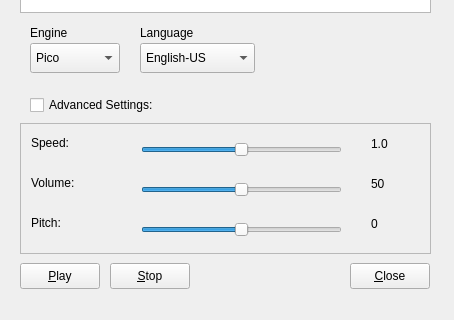
Qt form src/qpicospeaker.ui (Shadowsith/qpicospeaker) before a commit; both pictures show x 0 to 454 and y 226 to 546 of the 454 by 546 pixel window.
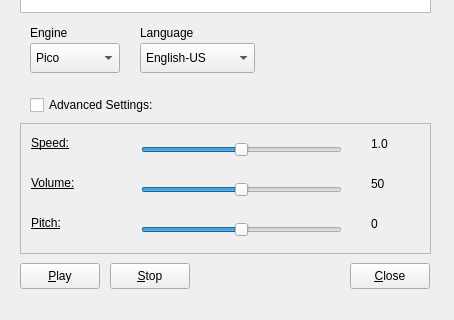
The same form after that commit. Icons and pictures are not drawn.

Diff of the .ui file:
```diff
--- a/src/qpicospeaker.ui
+++ b/src/qpicospeaker.ui
@@ -238,6 +238,11 @@
         <height>18</height>
        </rect>
       </property>
+      <property name="styleSheet">
+       <string notr="true">#lblSpeed {
+	text-decoration: underline
+}</string>
+      </property>
       <property name="text">
        <string>Speed:</string>
       </property>
@@ -267,6 +272,11 @@
         <height>18</height>
        </rect>
       </property>
+      <property name="styleSheet">
+       <string notr="true">#lblPitch {
+	text-decoration: underline
+}</string>
+      </property>
       <property name="text">
        <string>Pitch:</string>
       </property>
@@ -339,6 +349,11 @@
         <height>18</height>
        </rect>
       </property>
+      <property name="styleSheet">
+       <string notr="true">#lblVolume {
+	text-decoration: underline
+}</string>
+      </property>
       <property name="text">
        <string>Volume:</string>
       </property>
```
